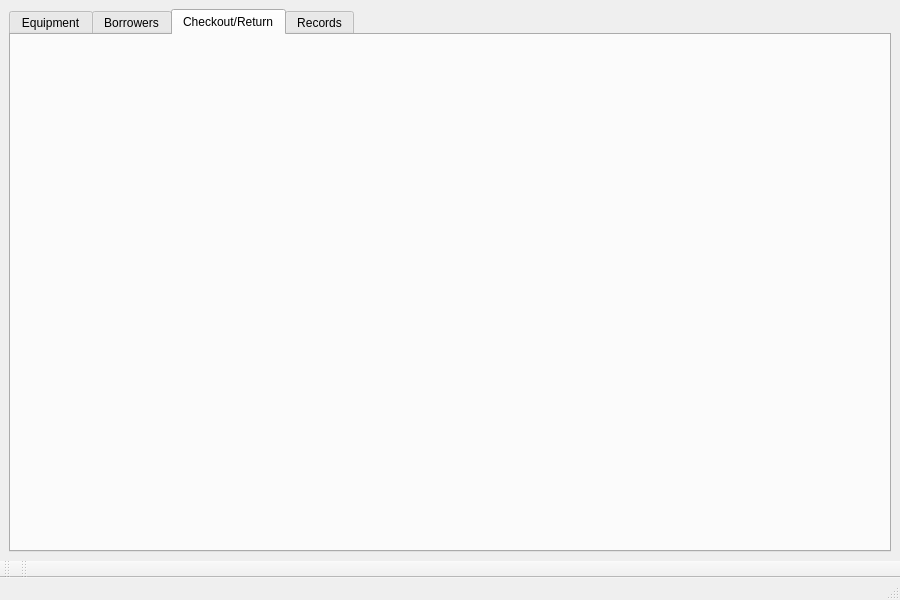
The window that mainwindow.ui (compsctesting-lgtm/TechTrack) describes before a commit, drawn with Qt 5.
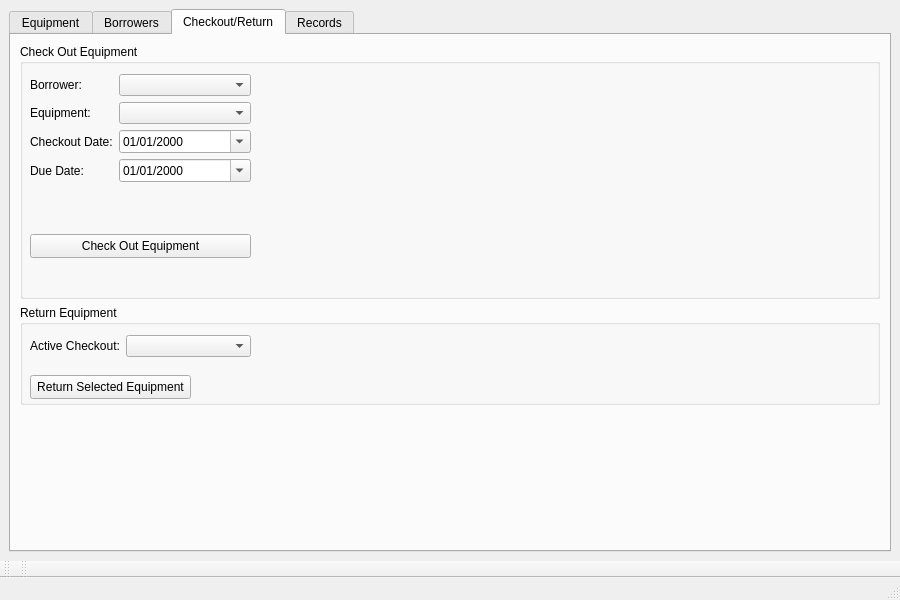
The same window after the commit. The open tabs and pages were chosen to show the change.

Commit message: Design checkout and return interface

```diff
--- a/mainwindow.ui
+++ b/mainwindow.ui
@@ -420,6 +420,164 @@
        <attribute name="title">
         <string>Checkout/Return</string>
        </attribute>
+       <layout class="QVBoxLayout" name="verticalLayout_5">
+        <item>
+         <widget class="QGroupBox" name="checkoutGroupBox">
+          <property name="title">
+           <string>Check Out Equipment</string>
+          </property>
+          <widget class="QPushButton" name="checkoutEquipmentButton">
+           <property name="geometry">
+            <rect>
+             <x>10</x>
+             <y>190</y>
+             <width>221</width>
+             <height>24</height>
+            </rect>
+           </property>
+           <property name="text">
+            <string>Check Out Equipment</string>
+           </property>
+          </widget>
+          <widget class="QWidget" name="layoutWidget">
+           <property name="geometry">
+            <rect>
+             <x>10</x>
+             <y>30</y>
+             <width>221</width>
+             <height>152</height>
+            </rect>
+           </property>
+           <layout class="QFormLayout" name="formLayout_4">
+            <item row="0" column="0">
+             <widget class="QLabel" name="label_9">
+              <property name="text">
+               <string>Borrower:</string>
+              </property>
+             </widget>
+            </item>
+            <item row="0" column="1">
+             <widget class="QComboBox" name="checkoutBorrowerComboBox"/>
+            </item>
+            <item row="2" column="0">
+             <widget class="QLabel" name="label_11">
+              <property name="text">
+               <string>Equipment:</string>
+              </property>
+             </widget>
+            </item>
+            <item row="2" column="1">
+             <widget class="QComboBox" name="checkoutEquipmentComboBox"/>
+            </item>
+            <item row="6" column="0">
+             <widget class="QLabel" name="label_12">
+              <property name="text">
+               <string>Due Date:</string>
+              </property>
+             </widget>
+            </item>
+            <item row="6" column="1">
+             <widget class="QDateEdit" name="dueDateEdit">
+              <property name="displayFormat">
+               <string>MM/dd/yyyy</string>
+              </property>
+              <property name="calendarPopup">
+               <bool>true</bool>
+              </property>
+             </widget>
+            </item>
+            <item row="4" column="0">
+             <widget class="QLabel" name="label_10">
+              <property name="text">
+               <string>Checkout Date:</string>
+              </property>
+             </widget>
+            </item>
+            <item row="4" column="1">
+             <widget class="QDateEdit" name="checkoutDateEdit">
+              <property name="displayFormat">
+               <string>MM/dd/yyyy</string>
+              </property>
+              <property name="calendarPopup">
+               <bool>true</bool>
+              </property>
+             </widget>
+            </item>
+           </layout>
+          </widget>
+         </widget>
+        </item>
+        <item>
+         <widget class="QGroupBox" name="returnGroupBox">
+          <property name="minimumSize">
+           <size>
+            <width>0</width>
+            <height>0</height>
+           </size>
+          </property>
+          <property name="maximumSize">
+           <size>
+            <width>16777215</width>
+            <height>100</height>
+           </size>
+          </property>
+          <property name="title">
+           <string>Return Equipment</string>
+          </property>
+          <widget class="QPushButton" name="returnEquipmentButton">
+           <property name="geometry">
+            <rect>
+             <x>10</x>
+             <y>70</y>
+             <width>161</width>
+             <height>24</height>
+            </rect>
+           </property>
+           <property name="text">
+            <string>Return Selected Equipment</string>
+           </property>
+          </widget>
+          <widget class="QWidget" name="layoutWidget">
+           <property name="geometry">
+            <rect>
+             <x>10</x>
+             <y>30</y>
+             <width>221</width>
+             <height>32</height>
+            </rect>
+           </property>
+           <layout class="QFormLayout" name="formLayout_5">
+            <item row="1" column="1">
+             <widget class="QComboBox" name="activeCheckoutComboBox"/>
+            </item>
+            <item row="1" column="0">
+             <widget class="QLabel" name="label_13">
+              <property name="text">
+               <string>Active Checkout:</string>
+              </property>
+             </widget>
+            </item>
+           </layout>
+          </widget>
+         </widget>
+        </item>
+        <item>
+         <widget class="QLabel" name="transactionStatusLabel">
+          <property name="maximumSize">
+           <size>
+            <width>16777215</width>
+            <height>130</height>
+           </size>
+          </property>
+          <property name="text">
+           <string/>
+          </property>
+          <property name="wordWrap">
+           <bool>true</bool>
+          </property>
+         </widget>
+        </item>
+       </layout>
       </widget>
       <widget class="QWidget" name="tab_4">
        <attribute name="title">
```
Left out of the diff: 62 changed lines with no effect on the pictures.
